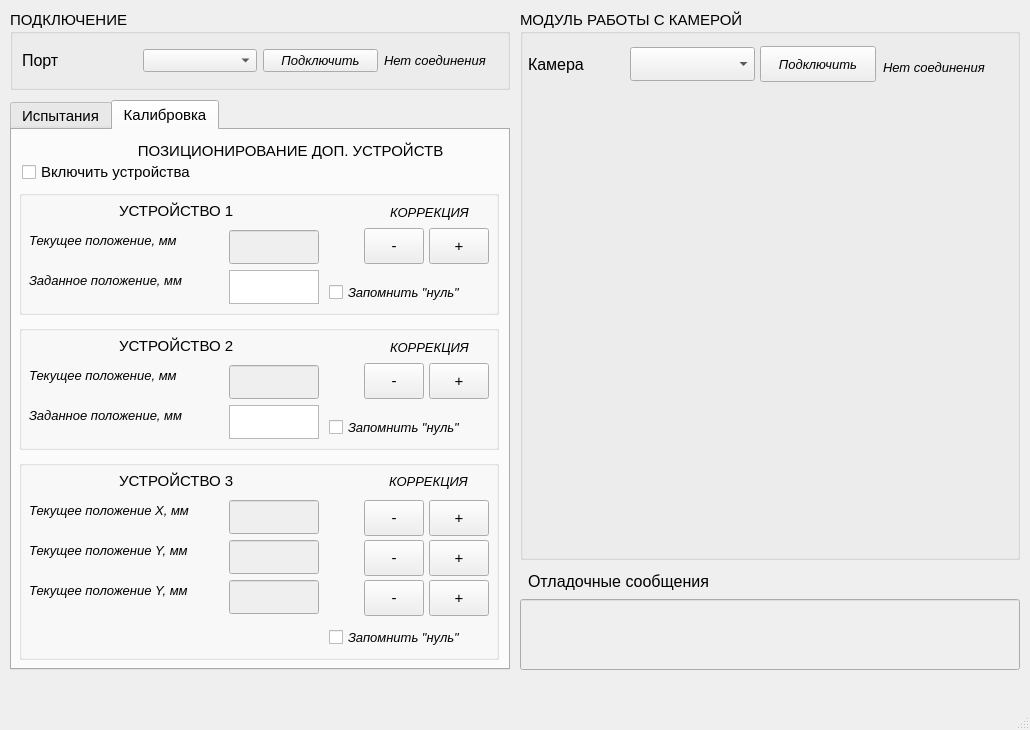
Above: front/mainwindow.ui from IdelKonstantin/stend before the change. Below: the same form after it.
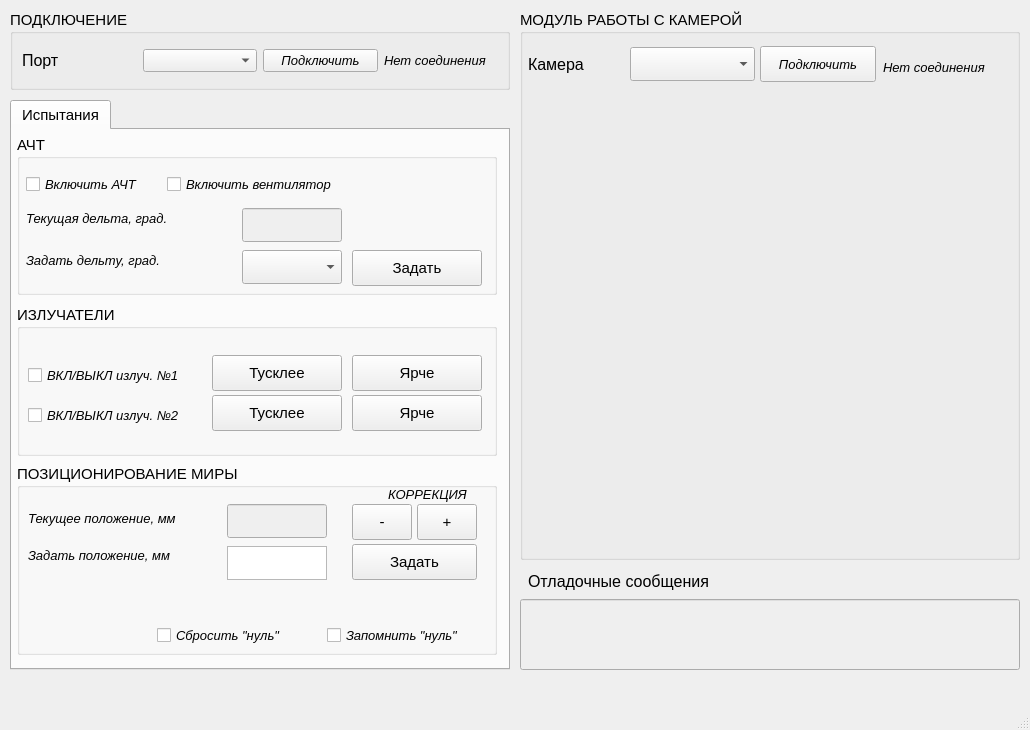
That is the form after the change. The open tabs and pages were chosen to show the change.

Diff of the .ui file:
```diff
--- a/front/mainwindow.ui
+++ b/front/mainwindow.ui
@@ -194,7 +194,7 @@
         </font>
        </property>
        <property name="text">
-        <string>Температура фона, град.</string>
+        <string>Текущая дельта, град.</string>
        </property>
       </widget>
       <widget class="QLineEdit" name="lineEditFonTemp">
@@ -245,18 +245,27 @@
         </font>
        </property>
        <property name="text">
-        <string>Температурная дельта, град.</string>
+        <string>Задать дельту, град.</string>
        </property>
       </widget>
-      <widget class="QTextEdit" name="textEditDeltaTemp">
+      <widget class="QComboBox" name="comboBox_ports_2">
        <property name="geometry">
         <rect>
          <x>225</x>
-         <y>116</y>
+         <y>115</y>
          <width>100</width>
          <height>34</height>
         </rect>
        </property>
+       <property name="font">
+        <font>
+         <family>Arimo</family>
+         <pointsize>10</pointsize>
+         <weight>50</weight>
+         <italic>true</italic>
+         <bold>false</bold>
+        </font>
+       </property>
       </widget>
      </widget>
      <widget class="QGroupBox" name="groupBox_Izluch">
@@ -265,7 +274,7 @@
         <x>5</x>
         <y>175</y>
         <width>480</width>
-        <height>180</height>
+        <height>151</height>
        </rect>
       </property>
       <property name="font">
@@ -278,74 +287,26 @@
       <property name="title">
        <string notr="true">ИЗЛУЧАТЕЛИ</string>
       </property>
-      <widget class="QLabel" name="label_VKLIzl">
-       <property name="geometry">
-        <rect>
-         <x>9</x>
-         <y>37</y>
-         <width>28</width>
-         <height>18</height>
-        </rect>
-       </property>
-       <property name="font">
-        <font>
-         <family>Arimo</family>
-         <pointsize>9</pointsize>
-         <weight>50</weight>
-         <italic>true</italic>
-         <bold>false</bold>
-        </font>
-       </property>
-       <property name="text">
-        <string>ВКЛ </string>
-       </property>
-      </widget>
-      <widget class="QLabel" name="label_ZadYark">
-       <property name="geometry">
-        <rect>
-         <x>190</x>
-         <y>37</y>
-         <width>137</width>
-         <height>18</height>
-        </rect>
-       </property>
-       <property name="font">
-        <font>
-         <family>Arimo</family>
-         <pointsize>8</pointsize>
-         <weight>50</weight>
-         <italic>true</italic>
-         <bold>false</bold>
-        </font>
-       </property>
-       <property name="text">
-        <string> Заданная яркость, лк</string>
-       </property>
-      </widget>
-      <widget class="QCheckBox" name="checkBoxIzluch3">
-       <property name="geometry">
-        <rect>
-         <x>11</x>
-         <y>140</y>
-         <width>28</width>
-         <height>20</height>
-        </rect>
-       </property>
-       <property name="text">
-        <string/>
-       </property>
-      </widget>
       <widget class="QCheckBox" name="checkBoxIzluch1">
        <property name="geometry">
         <rect>
          <x>11</x>
          <y>60</y>
-         <width>28</width>
+         <width>163</width>
          <height>20</height>
         </rect>
        </property>
+       <property name="font">
+        <font>
+         <family>Arimo</family>
+         <pointsize>10</pointsize>
+         <weight>50</weight>
+         <italic>true</italic>
+         <bold>false</bold>
+        </font>
+       </property>
        <property name="text">
-        <string/>
+        <string>ВКЛ/ВЫКЛ излуч. №1</string>
        </property>
       </widget>
       <widget class="QCheckBox" name="checkBoxIzluch2">
@@ -353,151 +314,73 @@
         <rect>
          <x>11</x>
          <y>100</y>
-         <width>28</width>
+         <width>164</width>
          <height>20</height>
         </rect>
        </property>
-       <property name="text">
-        <string/>
-       </property>
-      </widget>
-      <widget class="QLineEdit" name="lineEditTekYar_1">
-       <property name="enabled">
-        <bool>false</bool>
-       </property>
-       <property name="geometry">
-        <rect>
-         <x>60</x>
-         <y>55</y>
-         <width>100</width>
-         <height>34</height>
-        </rect>
-       </property>
-       <property name="acceptDrops">
-        <bool>false</bool>
-       </property>
-      </widget>
-      <widget class="QLineEdit" name="lineEditTekYar_2">
-       <property name="enabled">
-        <bool>false</bool>
-       </property>
-       <property name="geometry">
-        <rect>
-         <x>60</x>
-         <y>95</y>
-         <width>100</width>
-         <height>34</height>
-        </rect>
-       </property>
-       <property name="acceptDrops">
-        <bool>false</bool>
-       </property>
-      </widget>
-      <widget class="QLineEdit" name="lineEditTekYar_3">
-       <property name="enabled">
-        <bool>false</bool>
-       </property>
-       <property name="geometry">
-        <rect>
-         <x>60</x>
-         <y>135</y>
-         <width>100</width>
-         <height>34</height>
-        </rect>
-       </property>
-       <property name="acceptDrops">
-        <bool>false</bool>
-       </property>
-      </widget>
-      <widget class="QPushButton" name="pushButtonZadYark1">
-       <property name="geometry">
-        <rect>
-         <x>350</x>
-         <y>55</y>
-         <width>100</width>
-         <height>30</height>
-        </rect>
-       </property>
-       <property name="text">
-        <string>Задать</string>
-       </property>
-      </widget>
-      <widget class="QPushButton" name="pushButtonZadYark2">
-       <property name="geometry">
-        <rect>
-         <x>350</x>
-         <y>95</y>
-         <width>100</width>
-         <height>30</height>
-        </rect>
-       </property>
-       <property name="text">
-        <string>Задать</string>
-       </property>
-      </widget>
-      <widget class="QPushButton" name="pushButtonZadYark3">
-       <property name="geometry">
-        <rect>
-         <x>350</x>
-         <y>135</y>
-         <width>100</width>
-         <height>30</height>
-        </rect>
-       </property>
-       <property name="text">
-        <string>Задать</string>
-       </property>
-      </widget>
-      <widget class="QLabel" name="label_TekYark">
-       <property name="geometry">
-        <rect>
-         <x>45</x>
-         <y>37</y>
-         <width>134</width>
-         <height>18</height>
-        </rect>
-       </property>
        <property name="font">
         <font>
          <family>Arimo</family>
-         <pointsize>8</pointsize>
+         <pointsize>10</pointsize>
          <weight>50</weight>
          <italic>true</italic>
          <bold>false</bold>
         </font>
        </property>
        <property name="text">
-        <string> Текущая яркость, лк </string>
+        <string>ВКЛ/ВЫКЛ излуч. №2</string>
        </property>
       </widget>
-      <widget class="QTextEdit" name="textEditZadYar_3">
+      <widget class="QPushButton" name="pushButtonIzluch1Down">
        <property name="geometry">
         <rect>
-         <x>205</x>
-         <y>135</y>
-         <width>100</width>
-         <height>34</height>
+         <x>195</x>
+         <y>50</y>
+         <width>130</width>
+         <height>36</height>
         </rect>
        </property>
+       <property name="text">
+        <string>Тусклее</string>
+       </property>
       </widget>
-      <widget class="QTextEdit" name="textEditZadYar_2">
+      <widget class="QPushButton" name="pushButtonIzluch2Down">
        <property name="geometry">
         <rect>
-         <x>205</x>
-         <y>95</y>
-         <width>100</width>
-         <height>34</height>
+         <x>195</x>
+         <y>90</y>
+         <width>130</width>
+         <height>36</height>
         </rect>
        </property>
+       <property name="text">
+        <string>Тусклее</string>
+       </property>
       </widget>
-      <widget class="QTextEdit" name="textEditZadYar_1">
+      <widget class="QPushButton" name="pushButtonIzluch1Up">
        <property name="geometry">
         <rect>
-         <x>205</x>
-         <y>55</y>
-         <width>100</width>
-         <height>34</height>
+         <x>335</x>
+         <y>50</y>
+         <width>130</width>
+         <height>36</height>
         </rect>
+       </property>
+       <property name="text">
+        <string>Ярче</string>
+       </property>
+      </widget>
+      <widget class="QPushButton" name="pushButtonIzluch2Up">
+       <property name="geometry">
+        <rect>
+         <x>335</x>
+         <y>90</y>
+         <width>130</width>
+         <height>36</height>
+        </rect>
+       </property>
+       <property name="text">
+        <string>Ярче</string>
        </property>
       </widget>
      </widget>
@@ -505,9 +388,9 @@
       <property name="geometry">
        <rect>
         <x>5</x>
-        <y>365</y>
+        <y>334</y>
         <width>480</width>
-        <height>160</height>
+        <height>191</height>
        </rect>
       </property>
       <property name="font">
@@ -539,7 +422,7 @@
         </font>
        </property>
        <property name="text">
-        <string>Заданное положение, мм</string>
+        <string>Задать положение, мм</string>
        </property>
       </widget>
       <widget class="QLineEdit" name="lineEditTekPolozh">
@@ -605,8 +488,8 @@
       <widget class="QPushButton" name="pushButtonKorrPlus">
        <property name="geometry">
         <rect>
-         <x>410</x>
-         <y>48</y>
+         <x>400</x>
+         <y>40</y>
          <width>60</width>
          <height>36</height>
         </rect>
@@ -618,8 +501,8 @@
       <widget class="QPushButton" name="pushButtonKorrMinus">
        <property name="geometry">
         <rect>
-         <x>345</x>
-         <y>48</y>
+         <x>335</x>
+         <y>40</y>
          <width>60</width>
          <height>36</height>
         </rect>
@@ -641,8 +524,8 @@
       <widget class="QCheckBox" name="checkBoxMiraZero">
        <property name="geometry">
         <rect>
-         <x>315</x>
-         <y>125</y>
+         <x>310</x>
+         <y>160</y>
          <width>155</width>
          <height>22</height>
         </rect>
@@ -660,113 +543,15 @@
         <string>Запомнить &quot;нуль&quot;</string>
        </property>
       </widget>
-     </widget>
-    </widget>
-    <widget class="QWidget" name="tabAdditions">
-     <attribute name="title">
-      <string>Калибровка</string>
-     </attribute>
-     <widget class="QGroupBox" name="groupBox_DopUstr1">
-      <property name="geometry">
-       <rect>
-        <x>7</x>
-        <y>60</y>
-        <width>480</width>
-        <height>125</height>
-       </rect>
-      </property>
-      <property name="font">
-       <font>
-        <pointsize>11</pointsize>
-        <weight>50</weight>
-        <bold>false</bold>
-       </font>
-      </property>
-      <property name="title">
-       <string notr="true"/>
-      </property>
-      <widget class="QLabel" name="labelZadPolozh_ustr1">
+      <widget class="QCheckBox" name="checkBoxResetMiraZero">
        <property name="geometry">
         <rect>
-         <x>10</x>
-         <y>80</y>
-         <width>188</width>
-         <height>20</height>
-        </rect>
-       </property>
-       <property name="font">
-        <font>
-         <family>Arimo</family>
-         <pointsize>10</pointsize>
-         <weight>50</weight>
-         <italic>true</italic>
-         <bold>false</bold>
-        </font>
-       </property>
-       <property name="text">
-        <string>Заданное положение, мм</string>
-       </property>
-      </widget>
-      <widget class="QLineEdit" name="lineEditTekuschPolozh_ustr1">
-       <property name="enabled">
-        <bool>false</bool>
-       </property>
-       <property name="geometry">
-        <rect>
-         <x>210</x>
-         <y>40</y>
-         <width>90</width>
-         <height>34</height>
-        </rect>
-       </property>
-       <property name="acceptDrops">
-        <bool>false</bool>
-       </property>
-      </widget>
-      <widget class="QLabel" name="labelTekuschPolozh_ustr1">
-       <property name="geometry">
-        <rect>
-         <x>10</x>
-         <y>40</y>
-         <width>179</width>
-         <height>20</height>
-        </rect>
-       </property>
-       <property name="font">
-        <font>
-         <family>Arimo</family>
-         <pointsize>10</pointsize>
-         <weight>50</weight>
-         <italic>true</italic>
-         <bold>false</bold>
-        </font>
-       </property>
-       <property name="text">
-        <string>Текущее положение, мм</string>
-       </property>
-      </widget>
-      <widget class="QLabel" name="labelUstr1">
-       <property name="geometry">
-        <rect>
-         <x>100</x>
-         <y>10</y>
-         <width>129</width>
+         <x>140</x>
+         <y>160</y>
+         <width>155</width>
          <height>22</height>
         </rect>
        </property>
-       <property name="text">
-        <string>УСТРОЙСТВО 1</string>
-       </property>
-      </widget>
-      <widget class="QLabel" name="labelKorrectUstr1">
-       <property name="geometry">
-        <rect>
-         <x>371</x>
-         <y>11</y>
-         <width>107</width>
-         <height>22</height>
-        </rect>
-       </property>
        <property name="font">
         <font>
          <family>Arimo</family>
@@ -777,536 +562,20 @@
         </font>
        </property>
        <property name="text">
-        <string>КОРРЕКЦИЯ</string>
+        <string>Сбросить &quot;нуль&quot;</string>
        </property>
       </widget>
-      <widget class="QPushButton" name="pushButtonKorrMinusUstr1">
+      <widget class="QPushButton" name="pushButtonMiraPosZad">
        <property name="geometry">
         <rect>
-         <x>345</x>
-         <y>38</y>
-         <width>60</width>
-         <height>36</height>
-        </rect>
-       </property>
-       <property name="text">
-        <string>-</string>
-       </property>
-      </widget>
-      <widget class="QPushButton" name="pushButtonKorrPlusUstr1">
-       <property name="geometry">
-        <rect>
-         <x>410</x>
-         <y>38</y>
-         <width>60</width>
-         <height>36</height>
-        </rect>
-       </property>
-       <property name="text">
-        <string>+</string>
-       </property>
-      </widget>
-      <widget class="QCheckBox" name="checkBoxUstr1Zero">
-       <property name="geometry">
-        <rect>
-         <x>310</x>
-         <y>90</y>
-         <width>162</width>
-         <height>24</height>
-        </rect>
-       </property>
-       <property name="font">
-        <font>
-         <family>Arimo</family>
-         <pointsize>10</pointsize>
-         <weight>50</weight>
-         <italic>true</italic>
-         <bold>false</bold>
-        </font>
-       </property>
-       <property name="text">
-        <string>Запомнить &quot;нуль&quot;</string>
-       </property>
-      </widget>
-      <widget class="QTextEdit" name="textEditZadPolozh_ustr1">
-       <property name="geometry">
-        <rect>
-         <x>210</x>
+         <x>335</x>
          <y>80</y>
-         <width>90</width>
-         <height>34</height>
-        </rect>
-       </property>
-      </widget>
-     </widget>
-     <widget class="QCheckBox" name="checkBoxDopustr">
-      <property name="geometry">
-       <rect>
-        <x>10</x>
-        <y>30</y>
-        <width>188</width>
-        <height>24</height>
-       </rect>
-      </property>
-      <property name="text">
-       <string>Включить устройства</string>
-      </property>
-     </widget>
-     <widget class="QLabel" name="label">
-      <property name="geometry">
-       <rect>
-        <x>100</x>
-        <y>10</y>
-        <width>357</width>
-        <height>22</height>
-       </rect>
-      </property>
-      <property name="text">
-       <string>ПОЗИЦИОНИРОВАНИЕ ДОП. УСТРОЙСТВ</string>
-      </property>
-      <property name="alignment">
-       <set>Qt::AlignCenter</set>
-      </property>
-     </widget>
-     <widget class="QGroupBox" name="groupBox_DopUstr2">
-      <property name="geometry">
-       <rect>
-        <x>7</x>
-        <y>195</y>
-        <width>480</width>
-        <height>125</height>
-       </rect>
-      </property>
-      <property name="font">
-       <font>
-        <pointsize>11</pointsize>
-        <weight>50</weight>
-        <bold>false</bold>
-       </font>
-      </property>
-      <property name="title">
-       <string notr="true"/>
-      </property>
-      <widget class="QLabel" name="labelZadPolozh_ustr2">
-       <property name="geometry">
-        <rect>
-         <x>10</x>
-         <y>80</y>
-         <width>188</width>
-         <height>20</height>
-        </rect>
-       </property>
-       <property name="font">
-        <font>
-         <family>Arimo</family>
-         <pointsize>10</pointsize>
-         <weight>50</weight>
-         <italic>true</italic>
-         <bold>false</bold>
-        </font>
-       </property>
-       <property name="text">
-        <string>Заданное положение, мм</string>
-       </property>
-      </widget>
-      <widget class="QLineEdit" name="lineEditTekuschPolozh_ustr2">
-       <property name="enabled">
-        <bool>false</bool>
-       </property>
-       <property name="geometry">
-        <rect>
-         <x>210</x>
-         <y>40</y>
-         <width>90</width>
-         <height>34</height>
-        </rect>
-       </property>
-       <property name="acceptDrops">
-        <bool>false</bool>
-       </property>
-      </widget>
-      <widget class="QLabel" name="labelTekuschPolozh_ustr2">
-       <property name="geometry">
-        <rect>
-         <x>10</x>
-         <y>40</y>
-         <width>179</width>
-         <height>20</height>
-        </rect>
-       </property>
-       <property name="font">
-        <font>
-         <family>Arimo</family>
-         <pointsize>10</pointsize>
-         <weight>50</weight>
-         <italic>true</italic>
-         <bold>false</bold>
-        </font>
-       </property>
-       <property name="text">
-        <string>Текущее положение, мм</string>
-       </property>
-      </widget>
-      <widget class="QLabel" name="labelUstr2">
-       <property name="geometry">
-        <rect>
-         <x>100</x>
-         <y>10</y>
-         <width>131</width>
-         <height>22</height>
-        </rect>
-       </property>
-       <property name="text">
-        <string>УСТРОЙСТВО 2</string>
-       </property>
-      </widget>
-      <widget class="QLabel" name="labelKorrectUstr2">
-       <property name="geometry">
-        <rect>
-         <x>371</x>
-         <y>11</y>
-         <width>107</width>
-         <height>22</height>
-        </rect>
-       </property>
-       <property name="font">
-        <font>
-         <family>Arimo</family>
-         <pointsize>10</pointsize>
-         <weight>50</weight>
-         <italic>true</italic>
-         <bold>false</bold>
-        </font>
-       </property>
-       <property name="text">
-        <string>КОРРЕКЦИЯ</string>
-       </property>
-      </widget>
-      <widget class="QPushButton" name="pushButtonKorrPlusUstr2">
-       <property name="geometry">
-        <rect>
-         <x>410</x>
-         <y>38</y>
-         <width>60</width>
+         <width>125</width>
          <height>36</height>
         </rect>
        </property>
        <property name="text">
-        <string>+</string>
-       </property>
-      </widget>
-      <widget class="QPushButton" name="pushButtonKorrMinusUstr2">
-       <property name="geometry">
-        <rect>
-         <x>345</x>
-         <y>38</y>
-         <width>60</width>
-         <height>36</height>
-        </rect>
-       </property>
-       <property name="text">
-        <string>-</string>
-       </property>
-      </widget>
-      <widget class="QCheckBox" name="checkBoxUstr2Zero">
-       <property name="geometry">
-        <rect>
-         <x>310</x>
-         <y>90</y>
-         <width>162</width>
-         <height>24</height>
-        </rect>
-       </property>
-       <property name="font">
-        <font>
-         <family>Arimo</family>
-         <pointsize>10</pointsize>
-         <weight>50</weight>
-         <italic>true</italic>
-         <bold>false</bold>
-        </font>
-       </property>
-       <property name="text">
-        <string>Запомнить &quot;нуль&quot;</string>
-       </property>
-      </widget>
-      <widget class="QTextEdit" name="textEditZadPolozh_ustr2">
-       <property name="geometry">
-        <rect>
-         <x>210</x>
-         <y>80</y>
-         <width>90</width>
-         <height>34</height>
-        </rect>
-       </property>
-      </widget>
-     </widget>
-     <widget class="QGroupBox" name="groupBox_DopUstr3">
-      <property name="geometry">
-       <rect>
-        <x>7</x>
-        <y>330</y>
-        <width>480</width>
-        <height>200</height>
-       </rect>
-      </property>
-      <property name="font">
-       <font>
-        <pointsize>11</pointsize>
-        <weight>50</weight>
-        <bold>false</bold>
-       </font>
-      </property>
-      <property name="title">
-       <string notr="true"/>
-      </property>
-      <widget class="QLineEdit" name="lineEditTekuschPolozhX_ustr3">
-       <property name="enabled">
-        <bool>false</bool>
-       </property>
-       <property name="geometry">
-        <rect>
-         <x>210</x>
-         <y>40</y>
-         <width>90</width>
-         <height>34</height>
-        </rect>
-       </property>
-       <property name="acceptDrops">
-        <bool>false</bool>
-       </property>
-      </widget>
-      <widget class="QLabel" name="labelTekuschPolozhX_ustr3">
-       <property name="geometry">
-        <rect>
-         <x>10</x>
-         <y>40</y>
-         <width>192</width>
-         <height>20</height>
-        </rect>
-       </property>
-       <property name="font">
-        <font>
-         <family>Arimo</family>
-         <pointsize>10</pointsize>
-         <weight>50</weight>
-         <italic>true</italic>
-         <bold>false</bold>
-        </font>
-       </property>
-       <property name="text">
-        <string>Текущее положение X, мм</string>
-       </property>
-      </widget>
-      <widget class="QLabel" name="labelUstr3">
-       <property name="geometry">
-        <rect>
-         <x>100</x>
-         <y>10</y>
-         <width>131</width>
-         <height>22</height>
-        </rect>
-       </property>
-       <property name="text">
-        <string>УСТРОЙСТВО 3</string>
-       </property>
-      </widget>
-      <widget class="QLabel" name="labelKorrectUstr3">
-       <property name="geometry">
-        <rect>
-         <x>370</x>
-         <y>10</y>
-         <width>107</width>
-         <height>22</height>
-        </rect>
-       </property>
-       <property name="font">
-        <font>
-         <family>Arimo</family>
-         <pointsize>10</pointsize>
-         <weight>50</weight>
-         <italic>true</italic>
-         <bold>false</bold>
-        </font>
-       </property>
-       <property name="text">
-        <string>КОРРЕКЦИЯ</string>
-       </property>
-      </widget>
-      <widget class="QPushButton" name="pushButtonKorrMinusXUstr3">
-       <property name="geometry">
-        <rect>
-         <x>345</x>
-         <y>40</y>
-         <width>60</width>
-         <height>36</height>
-        </rect>
-       </property>
-       <property name="text">
-        <string>-</string>
-       </property>
-      </widget>
-      <widget class="QPushButton" name="pushButtonKorrPlusXUstr3">
-       <property name="geometry">
-        <rect>
-         <x>410</x>
-         <y>40</y>
-         <width>60</width>
-         <height>36</height>
-        </rect>
-       </property>
-       <property name="text">
-        <string>+</string>
-       </property>
-      </widget>
-      <widget class="QPushButton" name="pushButtonKorrMinusYUstr3">
-       <property name="geometry">
-        <rect>
-         <x>345</x>
-         <y>80</y>
-         <width>60</width>
-         <height>36</height>
-        </rect>
-       </property>
-       <property name="text">
-        <string>-</string>
-       </property>
-      </widget>
-      <widget class="QLineEdit" name="lineEditTekuschPolozhY_ustr3">
-       <property name="enabled">
-        <bool>false</bool>
-       </property>
-       <property name="geometry">
-        <rect>
-         <x>210</x>
-         <y>80</y>
-         <width>90</width>
-         <height>34</height>
-        </rect>
-       </property>
-       <property name="acceptDrops">
-        <bool>false</bool>
-       </property>
-      </widget>
-      <widget class="QPushButton" name="pushButtonKorrPlusYUstr3">
-       <property name="geometry">
-        <rect>
-         <x>410</x>
-         <y>80</y>
-         <width>60</width>
-         <height>36</height>
-        </rect>
-       </property>
-       <property name="text">
-        <string>+</string>
-       </property>
-      </widget>
-      <widget class="QLabel" name="labelTekuschPolozhY_ustr3">
-       <property name="geometry">
-        <rect>
-         <x>10</x>
-         <y>80</y>
-         <width>192</width>
-         <height>20</height>
-        </rect>
-       </property>
-       <property name="font">
-        <font>
-         <family>Arimo</family>
-         <pointsize>10</pointsize>
-         <weight>50</weight>
-         <italic>true</italic>
-         <bold>false</bold>
-        </font>
-       </property>
-       <property name="text">
-        <string>Текущее положение Y, мм</string>
-       </property>
-      </widget>
-      <widget class="QLabel" name="labelTekuschPolozhY_ustr3_2">
-       <property name="geometry">
-        <rect>
-         <x>10</x>
-         <y>120</y>
-         <width>192</width>
-         <height>20</height>
-        </rect>
-       </property>
-       <property name="font">
-        <font>
-         <family>Arimo</family>
-         <pointsize>10</pointsize>
-         <weight>50</weight>
-         <italic>true</italic>
-         <bold>false</bold>
-        </font>
-       </property>
-       <property name="text">
-        <string>Текущее положение Y, мм</string>
-       </property>
-      </widget>
-      <widget class="QPushButton" name="pushButtonKorrPlusZUstr3">
-       <property name="geometry">
-        <rect>
-         <x>410</x>
-         <y>120</y>
-         <width>60</width>
-         <height>36</height>
-        </rect>
-       </property>
-       <property name="text">
-        <string>+</string>
-       </property>
-      </widget>
-      <widget class="QLineEdit" name="lineEditTekuschPolozhZ_ustr3">
-       <property name="enabled">
-        <bool>false</bool>
-       </property>
-       <property name="geometry">
-        <rect>
-         <x>210</x>
-         <y>120</y>
-         <width>90</width>
-         <height>34</height>
-        </rect>
-       </property>
-       <property name="acceptDrops">
-        <bool>false</bool>
-       </property>
-      </widget>
-      <widget class="QPushButton" name="pushButtonKorrMinusZUstr3">
-       <property name="geometry">
-        <rect>
-         <x>345</x>
-         <y>120</y>
-         <width>60</width>
-         <height>36</height>
-        </rect>
-       </property>
-       <property name="text">
-        <string>-</string>
-       </property>
-      </widget>
-      <widget class="QCheckBox" name="checkBoxUstr3Zero">
-       <property name="geometry">
-        <rect>
-         <x>310</x>
-         <y>165</y>
-         <width>162</width>
-         <height>24</height>
-        </rect>
-       </property>
-       <property name="font">
-        <font>
-         <family>Arimo</family>
-         <pointsize>10</pointsize>
-         <weight>50</weight>
-         <italic>true</italic>
-         <bold>false</bold>
-        </font>
-       </property>
-       <property name="text">
-        <string>Запомнить &quot;нуль&quot;</string>
+        <string>Задать</string>
        </property>
       </widget>
      </widget>
```
